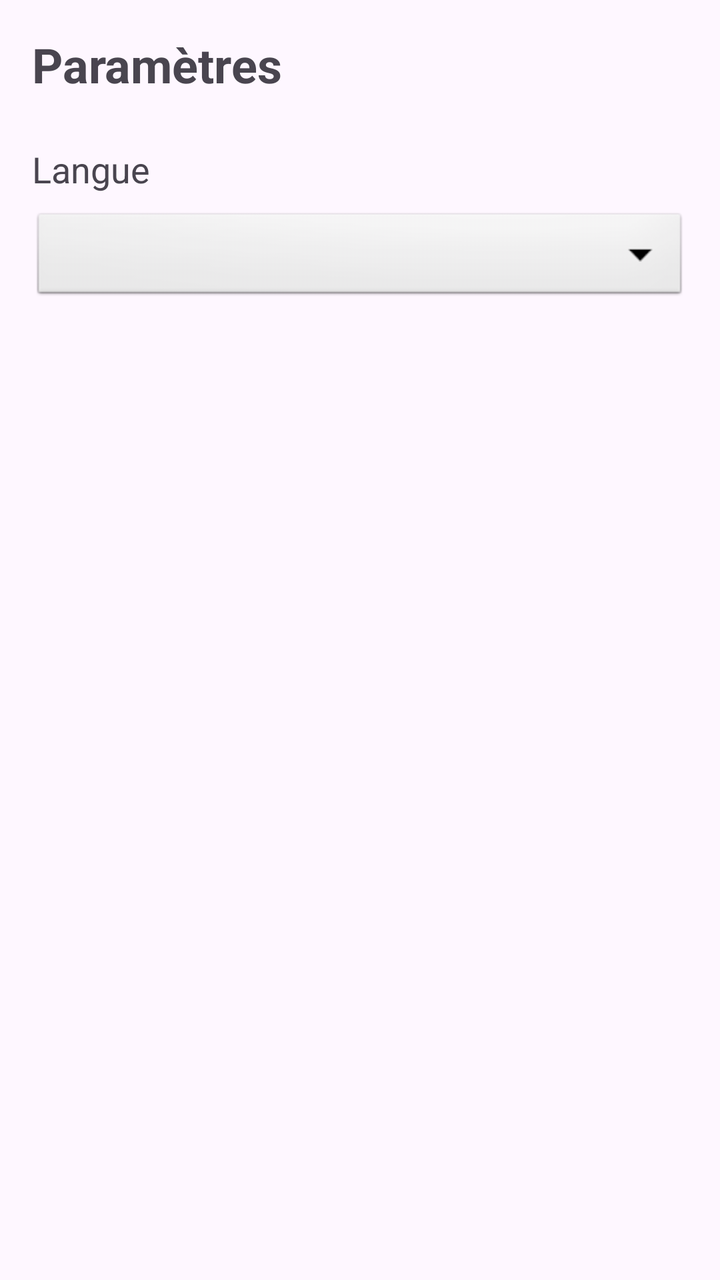
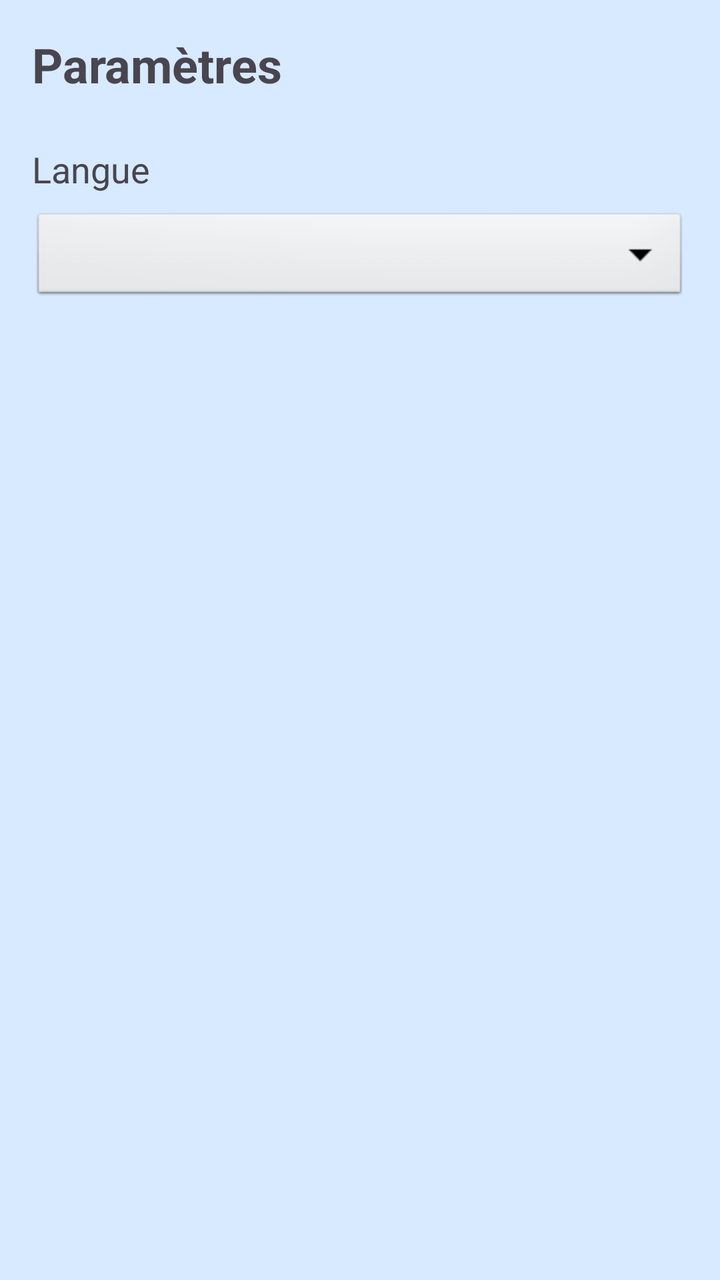

Two renders of the same Android screen: before a commit and after it. Below are the layout's source before the change and the commit's diff.
<!-- AndroidManifest.xml: application theme Theme.NeTools -->
<!-- res/layout/activity_settings.xml -->
<?xml version="1.0" encoding="utf-8"?>
<LinearLayout xmlns:android="http://schemas.android.com/apk/res/android"
    android:layout_width="match_parent"
    android:layout_height="match_parent"
    android:orientation="vertical"
    android:padding="16dp">

    <TextView
        android:layout_width="wrap_content"
        android:layout_height="wrap_content"
        android:text="@string/settings"
        android:textSize="24sp"
        android:textStyle="bold"
        android:layout_marginBottom="24dp"/>

    <TextView
        android:layout_width="wrap_content"
        android:layout_height="wrap_content"
        android:text="@string/language"
        android:textSize="18sp"
        android:layout_marginBottom="8dp"/>

    <Spinner
        android:id="@+id/spinnerLanguage"
        android:layout_width="match_parent"
        android:layout_height="48dp"
        android:background="@android:drawable/btn_dropdown"
        android:spinnerMode="dropdown" />

</LinearLayout>
<!-- resources referenced by this layout -->
<resources>
  <string name="language">Langue</string>
  <string name="settings">Paramètres</string>
  <style name="Theme.NeTools" parent="Base.Theme.NeTools" />
  <style name="Base.Theme.NeTools" parent="Theme.Material3.DayNight.NoActionBar">
          
          
      </style>
</resources>

<!-- the commit's change to res/layout/activity_settings.xml (unified diff, before → after) -->
@@ -2,23 +2,26 @@
 <LinearLayout xmlns:android="http://schemas.android.com/apk/res/android"
     android:layout_width="match_parent"
     android:layout_height="match_parent"
+    android:background="#01FFFFFF"
+    android:backgroundTint="#2E29ADFF"
+    android:backgroundTintMode="add"
     android:orientation="vertical"
     android:padding="16dp">
 
     <TextView
         android:layout_width="wrap_content"
         android:layout_height="wrap_content"
+        android:layout_marginBottom="24dp"
         android:text="@string/settings"
         android:textSize="24sp"
-        android:textStyle="bold"
-        android:layout_marginBottom="24dp"/>
+        android:textStyle="bold" />
 
     <TextView
         android:layout_width="wrap_content"
         android:layout_height="wrap_content"
+        android:layout_marginBottom="8dp"
         android:text="@string/language"
-        android:textSize="18sp"
-        android:layout_marginBottom="8dp"/>
+        android:textSize="18sp" />
 
     <Spinner
         android:id="@+id/spinnerLanguage"
